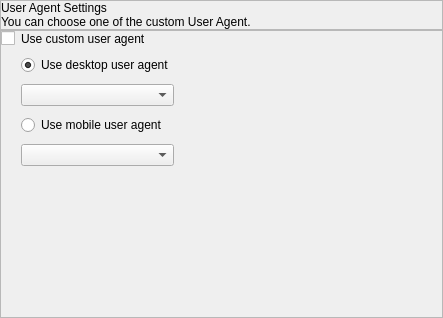
This is seospider/ui/user_agent_settings_widget.ui in andrascii/RiveSolutions_SEO_Spider as Qt 5 draws it before an edit. The edited form follows.
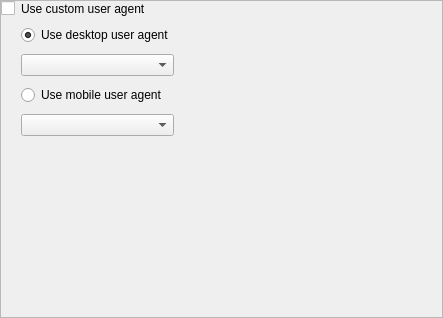
This is the edited form.

```diff
--- a/seospider/ui/user_agent_settings_widget.ui
+++ b/seospider/ui/user_agent_settings_widget.ui
@@ -29,66 +29,6 @@
    <property name="bottomMargin">
     <number>0</number>
    </property>
-   <item>
-    <widget class="QFrame" name="headerFrame">
-     <property name="minimumSize">
-      <size>
-       <width>0</width>
-       <height>0</height>
-      </size>
-     </property>
-     <property name="maximumSize">
-      <size>
-       <width>16777215</width>
-       <height>16777215</height>
-      </size>
-     </property>
-     <property name="frameShape">
-      <enum>QFrame::StyledPanel</enum>
-     </property>
-     <property name="frameShadow">
-      <enum>QFrame::Raised</enum>
-     </property>
-     <layout class="QVBoxLayout" name="verticalLayout_6">
-      <property name="spacing">
-       <number>0</number>
-      </property>
-      <property name="leftMargin">
-       <number>0</number>
-      </property>
-      <property name="topMargin">
-       <number>0</number>
-      </property>
-      <property name="rightMargin">
-       <number>0</number>
-      </property>
-      <property name="bottomMargin">
-       <number>0</number>
-      </property>
-      <item>
-       <layout class="QVBoxLayout" name="verticalLayout_5">
-        <item>
-         <widget class="QLabel" name="headerName">
-          <property name="text">
-           <string>User Agent Settings</string>
-          </property>
-         </widget>
-        </item>
-        <item>
-         <widget class="QLabel" name="text">
-          <property name="text">
-           <string>&lt;html&gt;&lt;head/&gt;&lt;body&gt;&lt;p&gt;You can choose one of the custom User Agent.&lt;/p&gt;&lt;/body&gt;&lt;/html&gt;</string>
-          </property>
-          <property name="wordWrap">
-           <bool>true</bool>
-          </property>
-         </widget>
-        </item>
-       </layout>
-      </item>
-     </layout>
-    </widget>
-   </item>
    <item>
     <widget class="QFrame" name="settingsFrame">
      <property name="frameShape">
```
